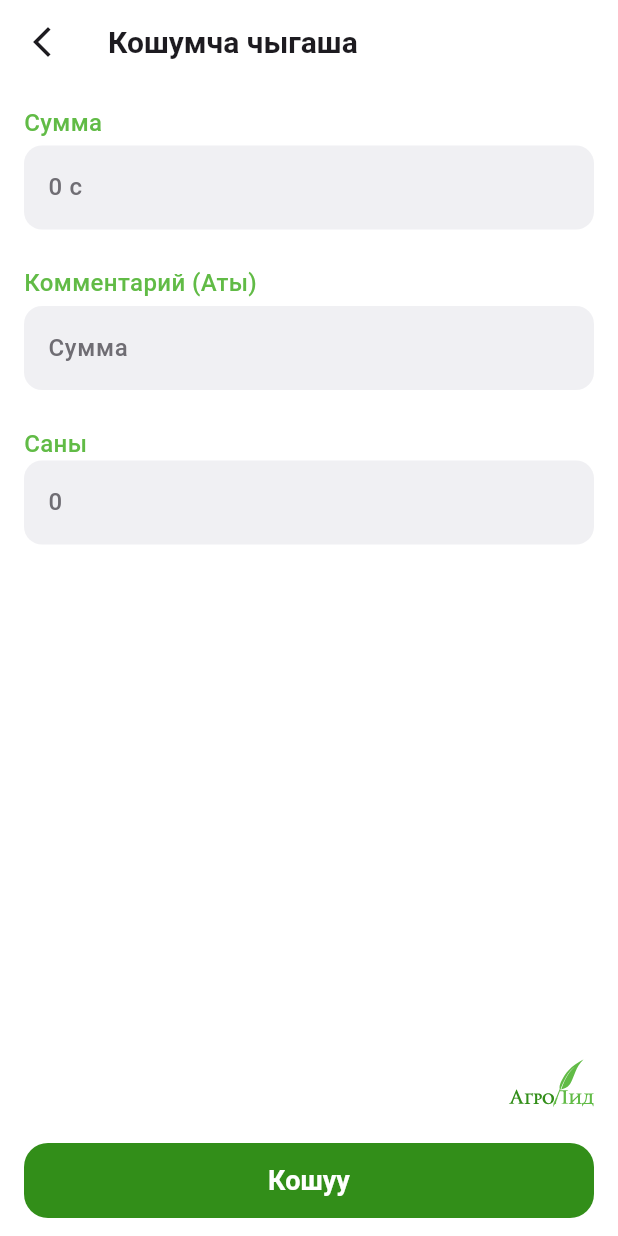
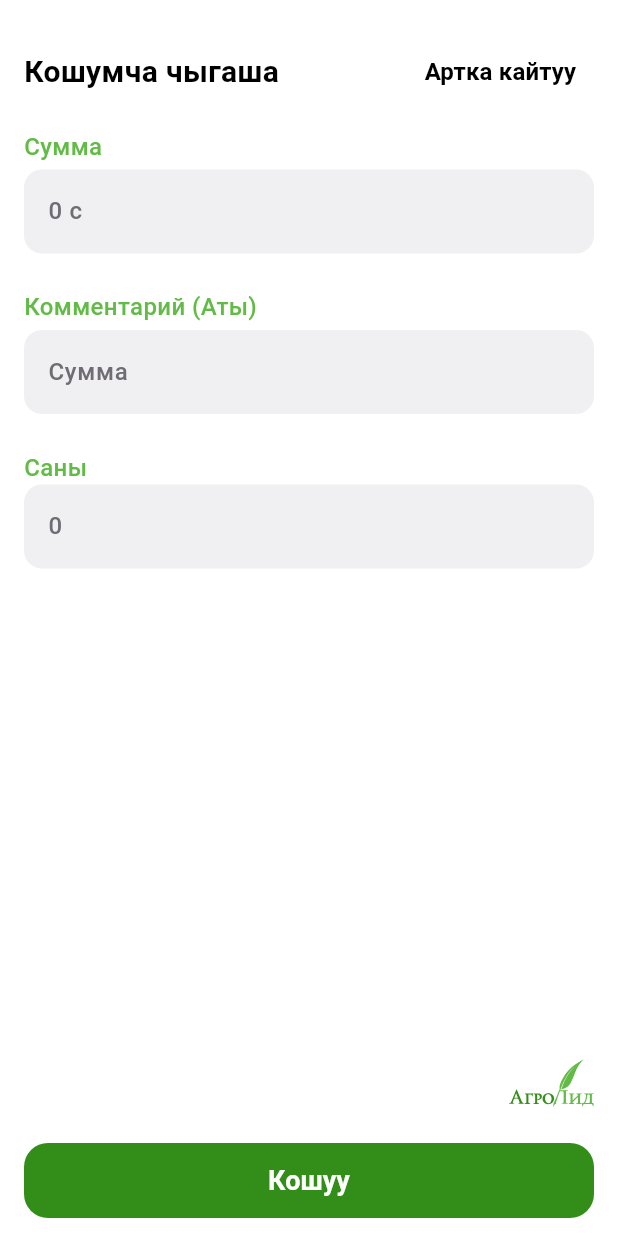
Before and after one commit to omurbekuulu/agro, a Flutter app: the ExpensePage screen opened directly, on a phone screen of 412 x 824 dp. Run offline on Flutter 3.47's test engine with Material 3 defaults, Android fonts, the phone set to English and light mode, and no system bars; our stand-ins replace bloc, buttons_tabbar, flutter_bloc, flutter_svg; Roboto replaces fonts that are missing (Monserrat); project files that could hold a hidden picture were left out.

Commit message:
remove app bars

```diff
--- a/lib/presentation/pages/expense_page.dart
+++ b/lib/presentation/pages/expense_page.dart
@@ -19,25 +19,33 @@ class _ExpensePageState extends State<ExpensePage> {
     final typography = Theme.of(context).appTypography;
 
     return Scaffold(
-      appBar: AppBar(
-        leading: IconButton(
-          onPressed: () {
-            Navigator.of(context).pop();
-          },
-          icon: const Icon(Icons.arrow_back_ios_new_outlined),
-        ),
-        title: Text(
-          'Кошумча чыгаша',
-          style: typography.h2.bold,
-        ),
-      ),
-      body: Padding(
+      body: SafeArea(
+        child: Padding(
           padding: const EdgeInsets.symmetric(horizontal: 16),
           child: Form(
             key: _formKey,
             child: Column(
               crossAxisAlignment: CrossAxisAlignment.start,
               children: [
+                const SizedBox(height: 24),
+                Row(
+                  mainAxisAlignment: MainAxisAlignment.spaceBetween,
+                  children: [
+                    Text(
+                      'Кошумча чыгаша',
+                      style: typography.h2.bold,
+                    ),
+                    TextButton(
+                      onPressed: () {
+                        Navigator.of(context).pop();
+                      },
+                      child: Text(
+                        'Артка кайтуу',
+                        style: typography.p1.bold.copyWith(color: Colors.black),
+                      ),
+                    )
+                  ],
+                ),
                 const SizedBox(height: 14),
                 Text(
                   'Сумма',
@@ -88,6 +96,7 @@ class _ExpensePageState extends State<ExpensePage> {
             ),
           ),
         ),
+      ),
     );
   }
 }
```
Also changed, not shown: lib/presentation/pages/income_page.dart (+22 -13 lines). Lines whose indentation alone changed are shown as unchanged.
